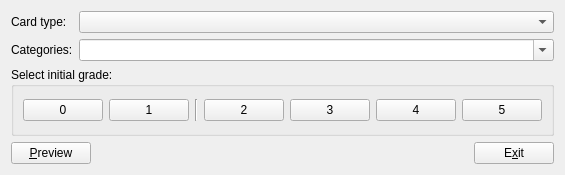
Old version of the form mnemosyne/mnemosyne/pyqt_ui/add_cards_dlg.ui in the repository vasvlad/pomni.
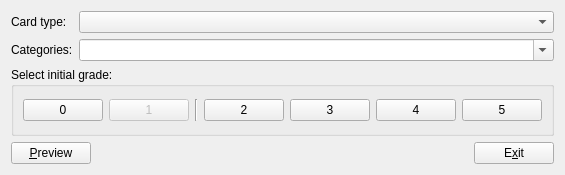
New version of the form.

The edit to the form file:
```diff
--- a/mnemosyne/mnemosyne/pyqt_ui/add_cards_dlg.ui
+++ b/mnemosyne/mnemosyne/pyqt_ui/add_cards_dlg.ui
@@ -80,6 +80,9 @@
           </item>
           <item>
            <widget class="QPushButton" name="grade_1_button">
+            <property name="enabled">
+             <bool>false</bool>
+            </property>
             <property name="text">
              <string>1</string>
             </property>
```
